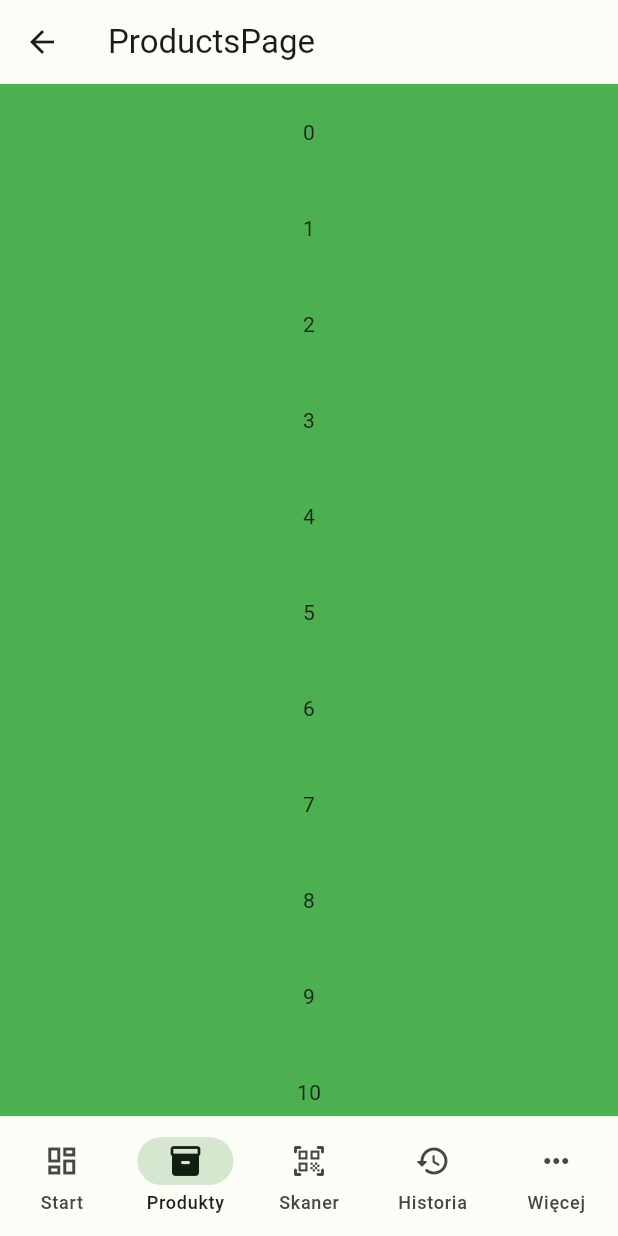
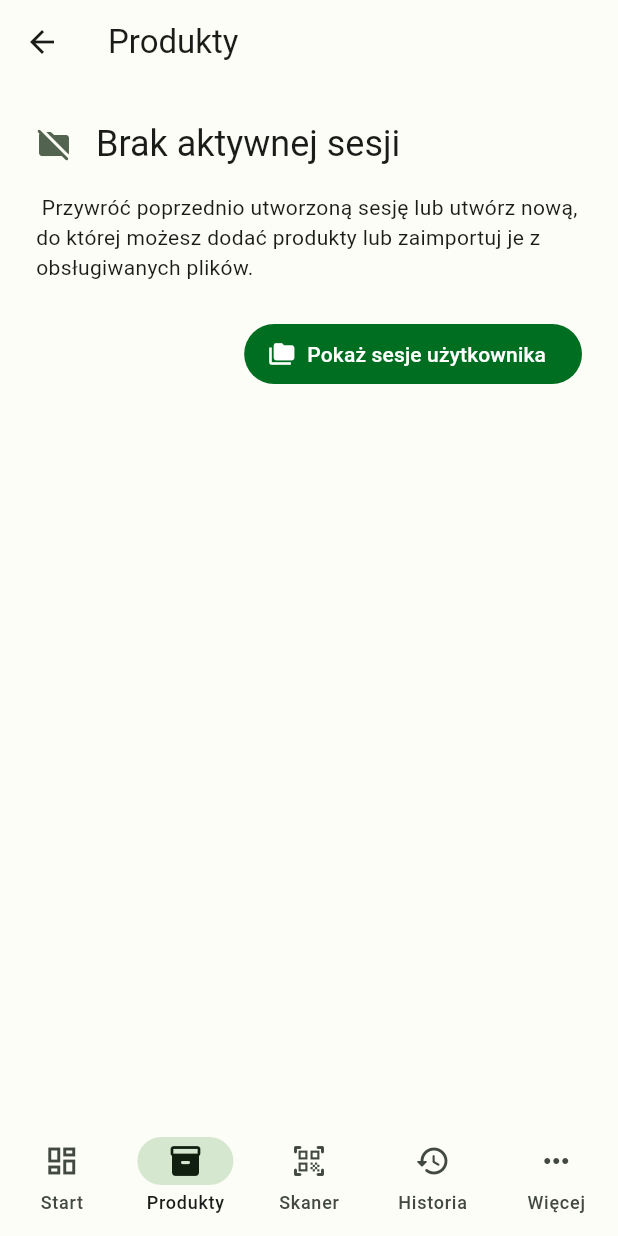
Before and after one commit to gomolec/scanner_app, a Flutter app: the ProductsPage screen opened by its route, on a phone screen of 412 x 824 dp. Run offline on Flutter 3.47's test engine with Material 2 defaults, Android fonts, the phone set to English and light mode, and no system bars; drawn by our look-alikes of dynamic_color; our stand-ins replace auto_route, diacritic, equatable, flutter_bloc, hive_flutter, rxdart; missing offline and left inert: mobile_scanner; accounts and stored records are empty.

Commit message:
Added products cubit and created products page

```diff
--- a/lib/cubits/cubits.dart
+++ b/lib/cubits/cubits.dart
@@ -1 +1,2 @@
 export 'sessions_cubit/sessions_cubit.dart';
+export 'products_cubit/products_cubit.dart';
--- /dev/null
+++ b/lib/cubits/products_cubit/products_state.dart
@@ -0,0 +1,21 @@
+part of 'products_cubit.dart';
+
+abstract class ProductsState extends Equatable {
+  const ProductsState();
+
+  @override
+  List<Object> get props => [];
+}
+
+class ProductsInitial extends ProductsState {}
+
+class ProductsLoaded extends ProductsState {
+  final List<Product> products;
+
+  const ProductsLoaded({
+    required this.products,
+  });
+
+  @override
+  List<Object> get props => [products];
+}
--- a/lib/cubits/sessions_cubit/sessions_cubit.dart
+++ b/lib/cubits/sessions_cubit/sessions_cubit.dart
@@ -57,7 +57,7 @@ class SessionsCubit extends Cubit<SessionsState> {
   void createNewSession({
     String? name,
     String? author,
-    String? notes,
+    String? note,
     bool? downloadUrls,
   }) async {
     //TODO dodać opcję ze nowa sesja nie zostaje automatycznie aktualną
@@ -65,7 +65,7 @@ class SessionsCubit extends Cubit<SessionsState> {
       name: name,
       author: author,
       //author: //settingsRepository.getSetting("author"),
-      notes: notes,
+      note: note,
       downloadUrls: downloadUrls,
       protectedId: actualSessionId,
     );
--- a/lib/models/session_model.dart
+++ b/lib/models/session_model.dart
@@ -20,7 +20,7 @@ class Session extends Equatable {
   @HiveField(5)
   final bool downloadUrls;
   @HiveField(6)
-  final String notes;
+  final String note;
 
   const Session({
     required this.id,
@@ -29,12 +29,12 @@ class Session extends Equatable {
     this.endDate,
     this.author = "",
     this.downloadUrls = false,
-    this.notes = "",
+    this.note = "",
   });
 
   @override
   String toString() {
-    return 'Session(id: $id, name: $name, startDate: $startDate, endDate: $endDate, author: $author, downloadUrls: $downloadUrls, notes: $notes)';
+    return 'Session(id: $id, name: $name, startDate: $startDate, endDate: $endDate, author: $author, downloadUrls: $downloadUrls, note: $note)';
   }
 
   @override
@@ -46,7 +46,7 @@ class Session extends Equatable {
       endDate,
       author,
       downloadUrls,
-      notes,
+      note,
     ];
   }
 
@@ -62,7 +62,7 @@ class Session extends Equatable {
       DateTime? Function()? endDate,
       String? author,
       bool? downloadUrls,
-      String? notes}) {
+      String? note}) {
     return Session(
       id: id ?? this.id,
       name: name ?? this.name,
@@ -70,7 +70,7 @@ class Session extends Equatable {
       endDate: endDate != null ? endDate() : this.endDate,
       author: author ?? this.author,
       downloadUrls: downloadUrls ?? this.downloadUrls,
-      notes: notes ?? this.notes,
+      note: note ?? this.note,
     );
   }
 }
--- a/lib/pages/products_page/products_page.dart
+++ b/lib/pages/products_page/products_page.dart
@@ -1,23 +1,142 @@
 import 'package:flutter/material.dart';
+import 'package:flutter_bloc/flutter_bloc.dart';
+import 'package:scanner_app/models/models.dart';
+import '../../cubits/cubits.dart';
+import '../../widgets/page_alert.dart';
+import 'widgets/product_tile.dart';
+import 'widgets/search_bar_button.dart';
 
 class ProductsPage extends StatelessWidget {
   const ProductsPage({Key? key}) : super(key: key);
 
+  static final ScrollController scrollController = ScrollController();
+
   @override
   Widget build(BuildContext context) {
     return Scaffold(
-      appBar: AppBar(
-        title: const Text("ProductsPage"),
-      ),
-      body: ListView.builder(
-        itemCount: 20,
-        itemBuilder: (context, index) => Container(
-          height: 64.0,
-          width: double.infinity,
-          color: Colors.green,
-          alignment: Alignment.center,
-          child: Text("$index"),
-        ),
+      body: BlocBuilder<ProductsCubit, ProductsState>(
+        builder: (context, state) {
+          if (state is ProductsLoaded) {
+            return Scrollbar(
+              controller: scrollController,
+              interactive: true,
+              child: CustomScrollView(
+                controller: scrollController,
+                slivers: <Widget>[
+                  SliverAppBar.medium(
+                    title: const Text("Produkty"),
+                    actions: [
+                      IconButton(
+                        onPressed: () {},
+                        tooltip: "Zaznacz",
+                        icon: const Icon(Icons.check_box_outlined),
+                      ),
+                      IconButton(
+                        onPressed: () {},
+                        tooltip: "Filtruj",
+                        icon: const Icon(Icons.filter_alt_outlined),
+                      ),
+                      IconButton(
+                        onPressed: () {
+                          context.read<ProductsCubit>().addProduct(
+                                Product(
+                                  name: "TEST",
+                                  code: "574589534",
+                                  note:
+                                      "Notateczkafhjdkjfhdjkfhdjkshfjksdhfkjhsdfjhsdjfhsdkjh",
+                                  quantity: 40,
+                                  targetQuantity: 10,
+                                  created: DateTime.now(),
+                                  updated: DateTime.now(),
+                                ),
+                              );
+                        },
+                        tooltip: "Nowy produkt",
+                        icon: const Icon(Icons.add_rounded),
+                      ),
+                    ],
+                  ),
+                  SliverToBoxAdapter(
+                    child: Column(
+                      children: const [
+                        SearchBarButton(),
+                        Divider(
+                          height: 8,
+                          thickness: 1,
+                        ),
+                      ],
+                    ),
+                  ),
+                  state.products.isNotEmpty
+                      ? SliverList(
+                          delegate: SliverChildBuilderDelegate(
+                            (BuildContext context, int index) {
+                              return Column(
+                                children: [
+                                  ProductTile(
+                                    product: state.products[index],
+                                  ),
+                                  const Divider(
+                                    height: 8,
+                                    thickness: 1,
+                                    indent: 16,
+                                    endIndent: 16,
+                                  ),
+                                ],
+                              );
+                            },
+                            childCount: state.products.length,
+                          ),
+                        )
+                      : SliverToBoxAdapter(
+                          child: PageAlert(
+                            leadingIconData: Icons.folder_off_rounded,
+                            title: "Brak produktów",
+                            text:
+                                "\tPo dodaniu produktów do sesji, ich podgląd bedzie znajdować się tutaj. Z tego ekranu możesz je łatwo usuwać, dodawać lub edytować ich właściwości.",
+                            buttons: [
+                              ElevatedButton.icon(
+                                onPressed: () {
+                                  //TODO przycisk z dodawaniem produktów
+                                },
+                                icon: const Icon(Icons.add),
+                                label: const Text("Dodaj produkt"),
+                              ),
+                            ],
+                          ),
+                        ),
+                ],
+              ),
+            );
+          }
+          return Column(
+            children: [
+              SafeArea(
+                child: AppBar(
+                  title: const Text("Produkty"),
+                ),
+              ),
+              PageAlert(
+                leadingIconData: Icons.folder_off_rounded,
+                title: "Brak aktywnej sesji",
+                text:
+                    "\tPrzywróć poprzednio utworzoną sesję lub utwórz nową, do której możesz dodać produkty lub zaimportuj je z obsługiwanych plików.",
+                buttons: [
+                  ElevatedButton.icon(
+                    onPressed: () {
+                      // context.navigateTo(
+                      //   const MenuRouter(children: [SessionsRoute()]),
+                      // );
+                    },
+                    icon: const Icon(Icons.folder_copy),
+                    label: const Text("Pokaż sesje użytkownika"),
+                  ),
+                ],
+              ),
+            ],
+          );
+          ;
+        },
       ),
     );
   }
--- a/lib/repositories/sessions_repository.dart
+++ b/lib/repositories/sessions_repository.dart
@@ -31,7 +31,7 @@ class SessionsRepository {
   Future<Session> createNewSession({
     String? name,
     String? author,
-    String? notes,
+    String? note,
     bool? downloadUrls,
     String? protectedId,
   }) async {
@@ -43,7 +43,7 @@ class SessionsRepository {
       startDate: DateTime.now(),
       name: name ?? "",
       author: author ?? "",
-      notes: notes ?? "",
+      note: note ?? "",
       downloadUrls: downloadUrls ?? false,
     );
     if (_sessionsBox!.length >= maxStoredSessions) {
--- a/pubspec.yaml
+++ b/pubspec.yaml
@@ -47,6 +47,7 @@ dependencies:
   uuid: ^3.0.7
   intl: ^0.17.0
   rxdart: ^0.27.7
+  diacritic: ^0.1.3
 
 dev_dependencies:
   flutter_test:
```
Also changed, not shown: lib/cubits/products_cubit/products_cubit.dart (added, +101 -0 lines), lib/cubits/products_cubit/services/products_querier.dart (added, +17 -0 lines), lib/cubits/products_cubit/services/products_sorter.dart (added, +11 -0 lines), lib/main.dart (+7 -0 lines), lib/pages/new_session_page/new_session_page.dart (+5 -3 lines), lib/pages/products_page/widgets/product_tile.dart (added, +182 -0 lines), lib/pages/products_page/widgets/search_bar_button.dart (added, +37 -0 lines), lib/pages/sessions_page/widgets/session_tile.dart (+5 -3 lines), lib/models/session_model.g.dart, pubspec.lock.
